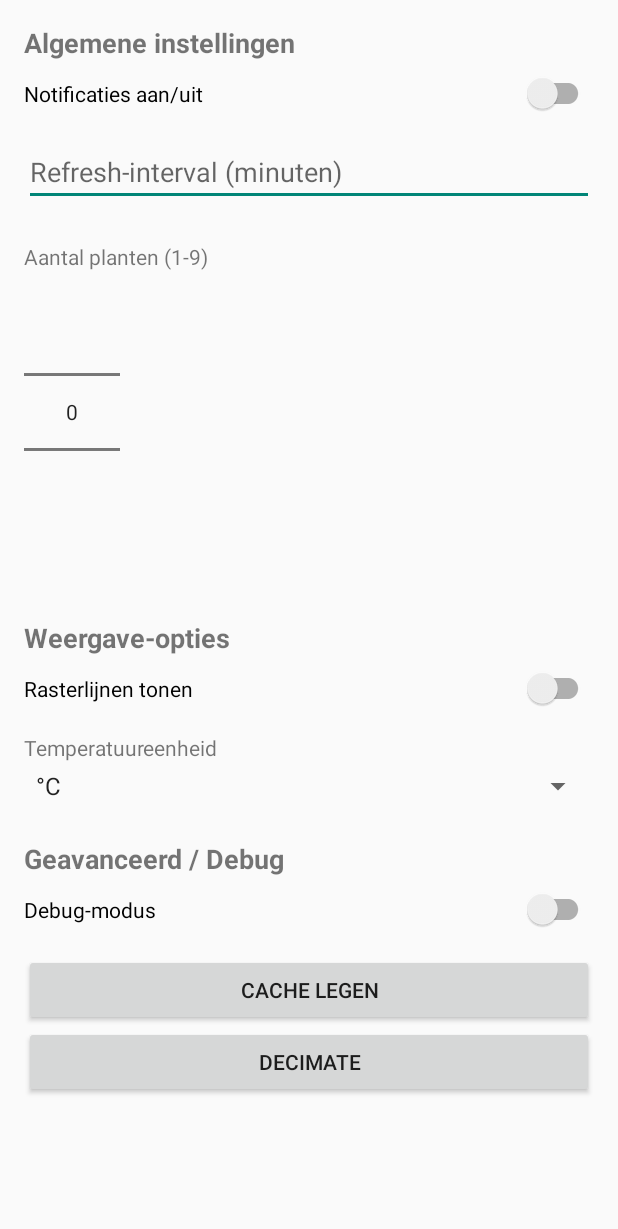
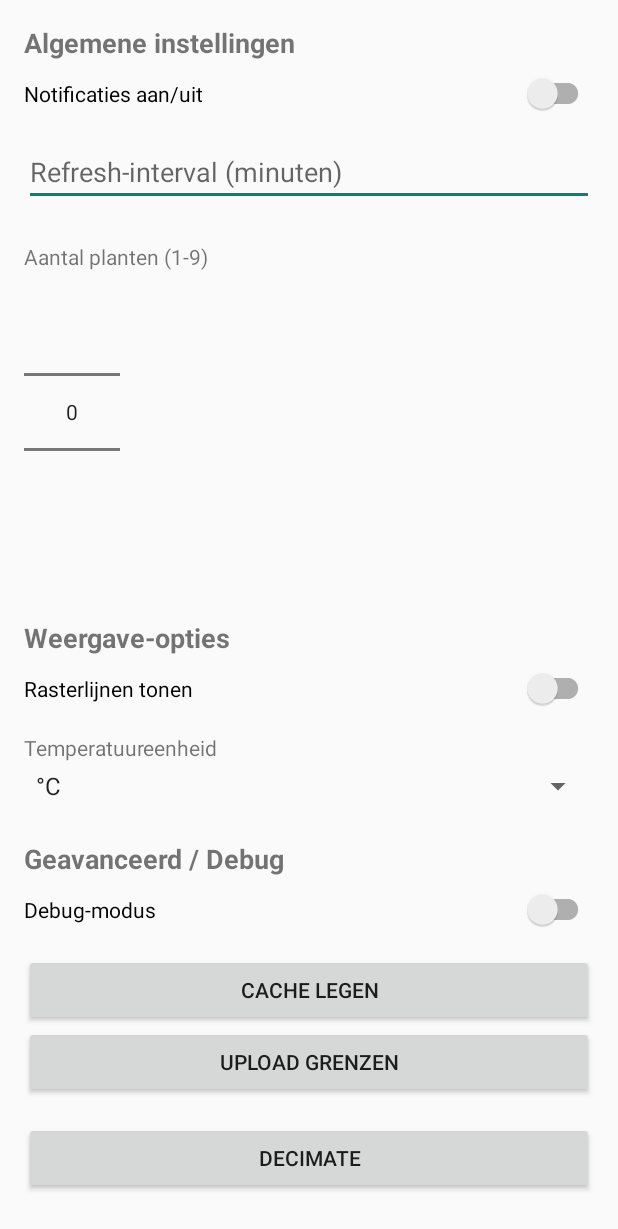
Before and after one commit to Sakke96/SoilMonitor, an Android app built with Jetpack Compose: the layout fragment_settings.xml on its own in the app's theme, with its tools: preview values and no code run, on a phone screen of 412 x 824 dp. Shown: the top 1229 px of the screen. Run offline under Robolectric (Android 15) with nearby library versions, the phone set to English and light mode, and no system bars.

Commit message:
Add upload button and Oracle setup docs

```diff
--- a/app/src/main/res/layout/fragment_settings.xml
+++ b/app/src/main/res/layout/fragment_settings.xml
@@ -107,6 +107,14 @@
             android:layout_height="wrap_content"
             android:text="Cache legen"/>
 
+        <!-- Upload thresholds to server -->
+        <Button
+            android:id="@+id/button_upload_thresholds"
+            android:layout_width="match_parent"
+            android:layout_height="wrap_content"
+            android:text="Upload grenzen"
+            android:layout_marginBottom="16dp"/>
+
         <!-- NEW: Decimate button -->
         <Button
             android:id="@+id/button_decimate"
```
Also changed, not shown: app/src/main/java/com/example/soilmonitor/SettingsFragment.kt (+35 -0 lines), 1 other file.
